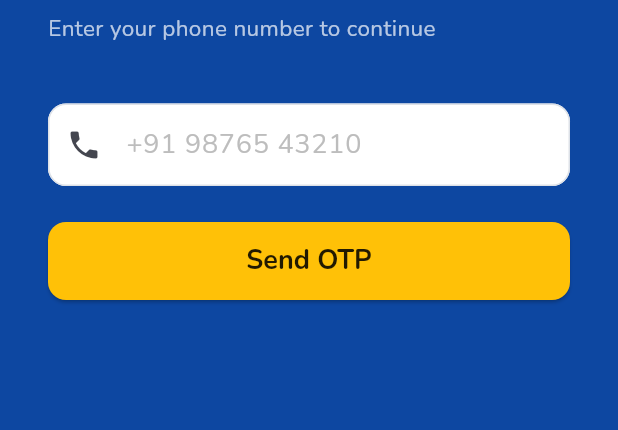
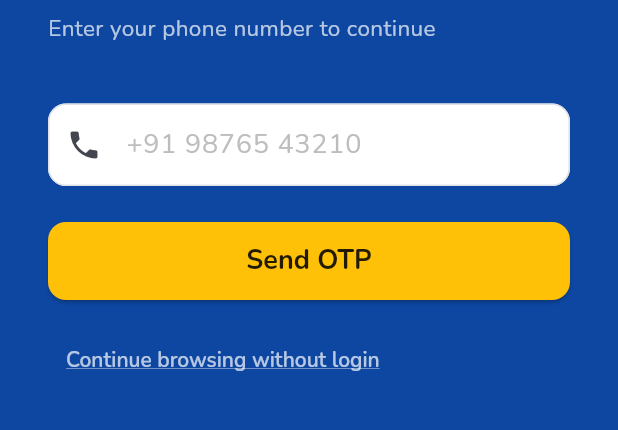
Before and after one commit to Chainucha/dailywork, a Flutter app: the screen it shows after launch, item 2 of the bottom bar chosen, on a phone screen of 412 x 824 dp, the part 318-748 px from its top. Run offline on Flutter 3.47's test engine with Material 3 defaults, Android fonts, the phone set to English and light mode, and no system bars; our stand-ins replace dio, flutter_riverpod, flutter_secure_storage, go_router, google_fonts; network calls fail.

Commit message:
feat: add continue browsing link to login screen for guest users

```diff
--- a/dailywork/lib/screens/auth/phone_login_screen.dart
+++ b/dailywork/lib/screens/auth/phone_login_screen.dart
@@ -115,6 +115,25 @@ class _PhoneLoginScreenState extends ConsumerState<PhoneLoginScreen> {
                         ),
                 ),
               ),
+              const SizedBox(height: 16),
+              TextButton(
+                onPressed: () {
+                  if (Navigator.of(context).canPop()) {
+                    Navigator.of(context).pop();
+                  } else {
+                    context.go('/browse');
+                  }
+                },
+                child: Text(
+                  'Continue browsing without login',
+                  style: GoogleFonts.nunito(
+                    fontSize: 14,
+                    color: Colors.white70,
+                    decoration: TextDecoration.underline,
+                    decorationColor: Colors.white70,
+                  ),
+                ),
+              ),
             ],
           ),
         ),
```
